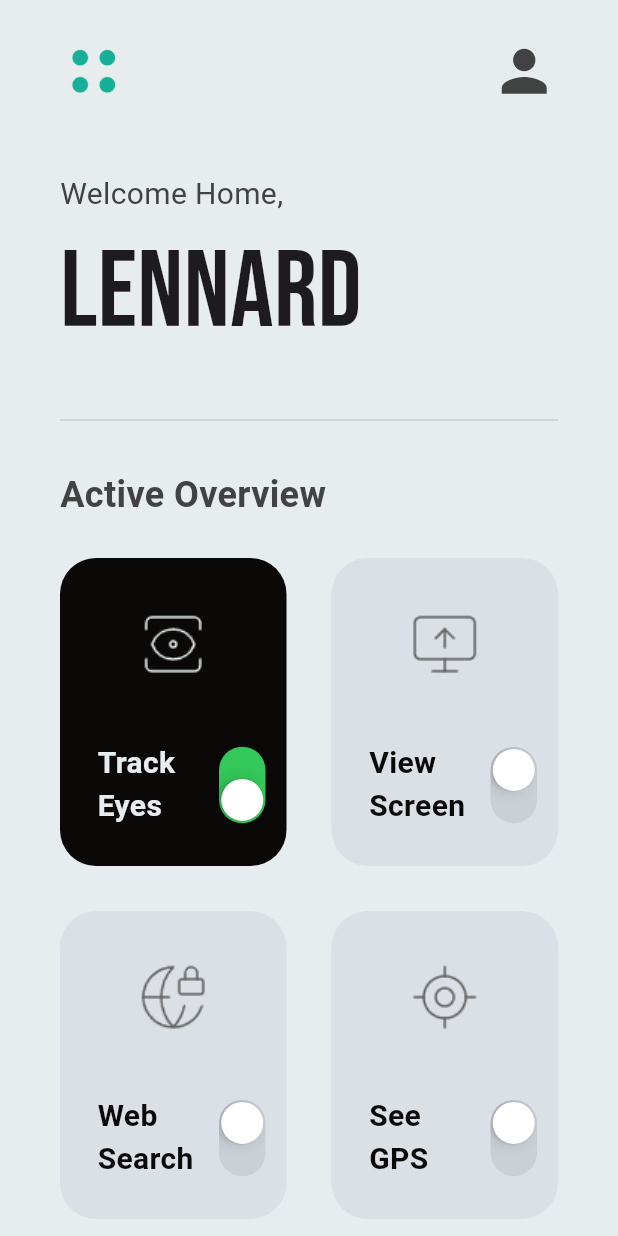
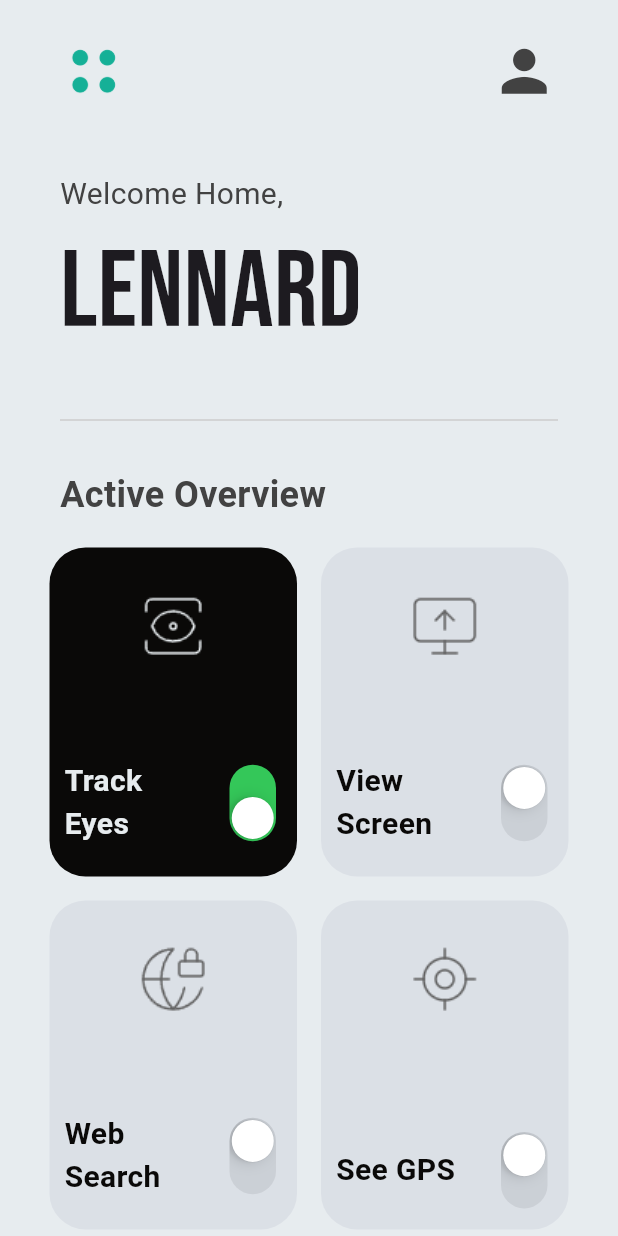
Before and after one commit to lennarddaw/Hash, a Flutter app: the screen it shows after launch, on a phone screen of 412 x 824 dp. Run offline on Flutter 3.47's test engine with Material 3 defaults, Android fonts, the phone set to English and light mode, and no system bars; our stand-ins replace google_fonts; missing offline and left inert: android_intent_plus.

Commit message:
Usage Stats

```diff
--- a/lib/pages/home_page.dart
+++ b/lib/pages/home_page.dart
@@ -1,3 +1,5 @@
+import 'dart:async';
+
 import 'package:android_intent_plus/android_intent.dart';
 import 'package:flutter/material.dart';
 import 'package:google_fonts/google_fonts.dart';
@@ -17,6 +19,8 @@ class _HomePageState extends State<HomePage> {
   final double horizontalPadding = 40;
   final double verticalPadding = 25;
 
+  Timer? _trackingTimer;
+
   // list of smart devices
   List mySmartDevices = [
     ["Track Eyes", "lib/icons/view.png", true],
@@ -29,7 +33,15 @@ class _HomePageState extends State<HomePage> {
   @override
 void initState() {
   super.initState();
- // checkForegroundApp();
+  checkForegroundApp();
+  startTracking();
+}
+
+void startTracking() {
+  _trackingTimer?.cancel(); // falls schon läuft
+  _trackingTimer = Timer.periodic(Duration(seconds: 5), (timer) {
+    checkForegroundApp();
+  });
 }
 
 void checkForegroundApp() async {
@@ -51,6 +63,12 @@ void openUsageAccessSettings() {
       mySmartDevices[index][2] = value;
     });
   }
+
+  @override
+void dispose() {
+  _trackingTimer?.cancel();
+  super.dispose();
+}
 
   @override
   Widget build(BuildContext context) {
--- a/lib/util/smart_device_box.dart
+++ b/lib/util/smart_device_box.dart
@@ -21,14 +21,14 @@ class SmartDeviceBox extends StatelessWidget {
   @override
   Widget build(BuildContext context) {
     return Padding(
-      padding: const EdgeInsets.all(15.0),
+      padding: const EdgeInsets.all(8.0),
       child: Container(
         decoration: BoxDecoration(
           borderRadius: BorderRadius.circular(24),
           color: powerOn ? AppColors.black : const Color.fromARGB(44, 164, 167, 189),
         ),
         child: Padding(
-          padding: const EdgeInsets.symmetric(vertical: 25.0),
+          padding: const EdgeInsets.symmetric(vertical: 20.0),
           child: Column(
             mainAxisAlignment: MainAxisAlignment.spaceBetween,
             children: [
@@ -44,7 +44,7 @@ class SmartDeviceBox extends StatelessWidget {
                 children: [
                   Expanded(
                     child: Padding(
-                      padding: const EdgeInsets.only(left: 25.0),
+                      padding: const EdgeInsets.only(left: 10.0),
                       child: Text(
                         smartDeviceName,
                         style: TextStyle(
```
Also changed, not shown: 17 other files.
